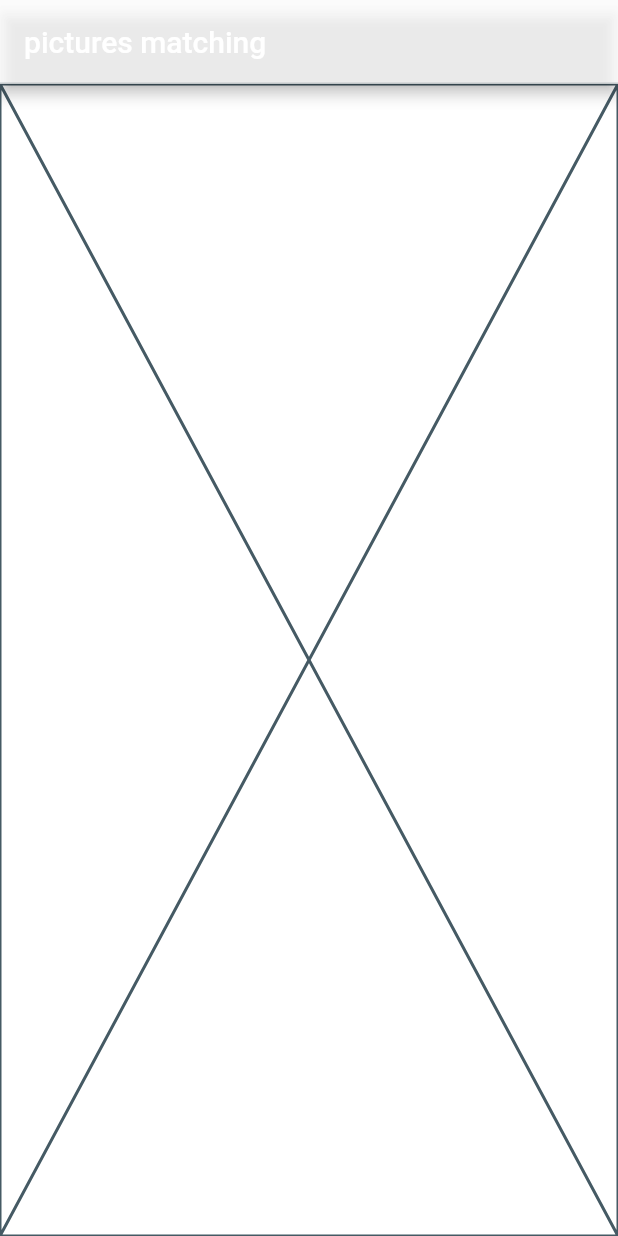
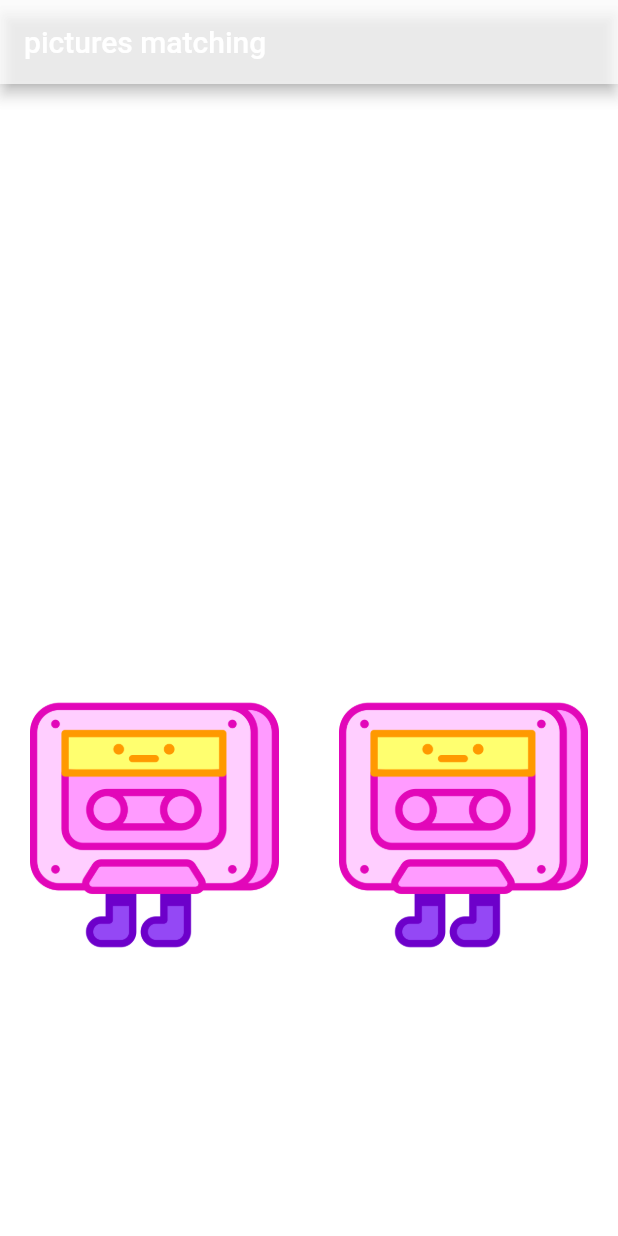
Before and after one commit to AhmadRFC/twin_picker, a Flutter app: the screen it shows after launch, on a phone screen of 412 x 824 dp. Run offline on Flutter 3.47's test engine with Material 2 defaults, Android fonts, the light colour scheme and no system bars.

Commit message:
added images, updated layout

```diff
--- a/lib/main.dart
+++ b/lib/main.dart
@@ -20,6 +20,33 @@ class ImagePage extends StatelessWidget {
 
   @override
   Widget build(BuildContext context) {
-    return const Placeholder();
+    return Column(
+      mainAxisAlignment: MainAxisAlignment.spaceEvenly,
+      children: [
+        Text(
+          'Try Again...',
+          style: TextStyle(
+            fontSize: 42,
+            color: Colors.white,
+          ),
+        ),
+        Row(
+          children: [
+            Expanded(
+              child: Padding(
+                padding: const EdgeInsets.all(20.0),
+                child: Image.asset('images/image-1.png'),
+              ),
+            ),
+            Expanded(
+              child: Padding(
+                padding: const EdgeInsets.all(20.0),
+                child: Image.asset('images/image-1.png'),
+              ),
+            ),
+          ],
+        )
+      ],
+    );
   }
 }
```
